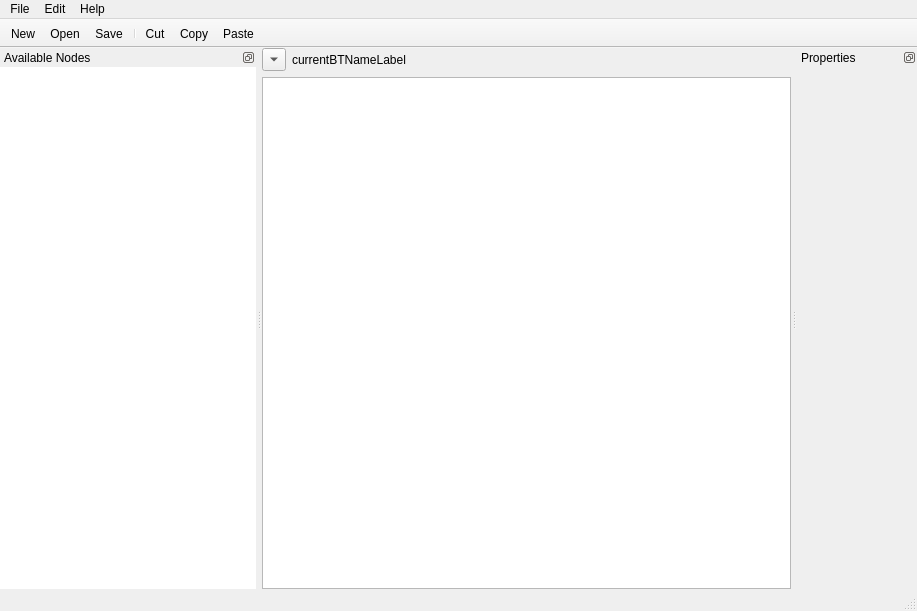
Above: bteditor.ui from pranavrc/gluon-bt before the change. Below: the same form after it.
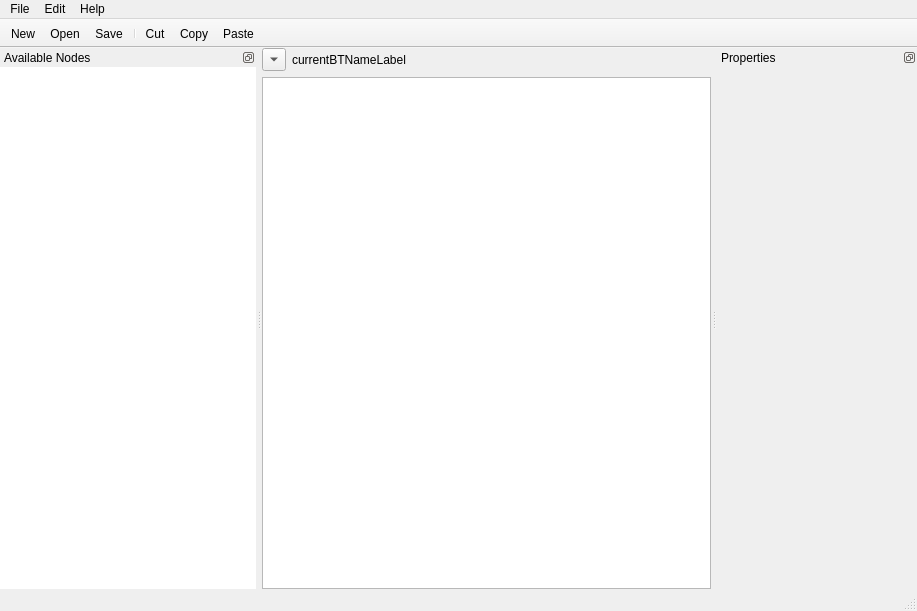
That is the form after the change. Custom widgets are drawn as their Qt base class.

Commit message: Slightly saner default size...

The edit to the form file:
```diff
--- a/bteditor.ui
+++ b/bteditor.ui
@@ -98,6 +98,12 @@
   </widget>
   <widget class="QStatusBar" name="statusbar"/>
   <widget class="QDockWidget" name="dockWidget_2">
+   <property name="minimumSize">
+    <size>
+     <width>200</width>
+     <height>85</height>
+    </size>
+   </property>
    <property name="features">
     <set>QDockWidget::DockWidgetFloatable|QDockWidget::DockWidgetMovable</set>
    </property>
@@ -112,7 +118,7 @@
      <property name="margin">
       <number>0</number>
      </property>
-     <item row="1" column="0">
+     <item row="0" column="0">
       <widget class="QScrollArea" name="propertyScrollArea">
        <property name="sizePolicy">
         <sizepolicy hsizetype="Preferred" vsizetype="Expanding">
@@ -137,8 +143,8 @@
          <rect>
           <x>0</x>
           <y>0</y>
-          <width>69</width>
-          <height>522</height>
+          <width>229</width>
+          <height>519</height>
          </rect>
         </property>
        </widget>
```
Left out of the diff: 5 changed lines with no effect on the pictures.
